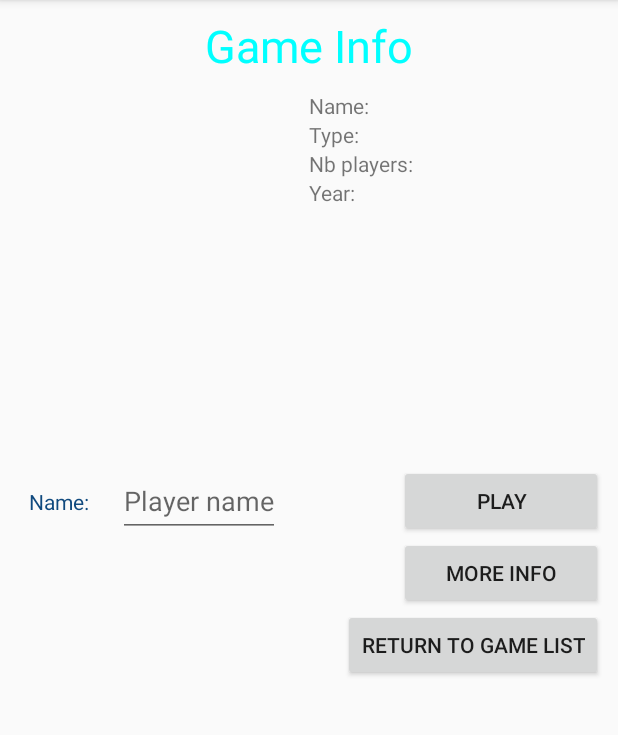
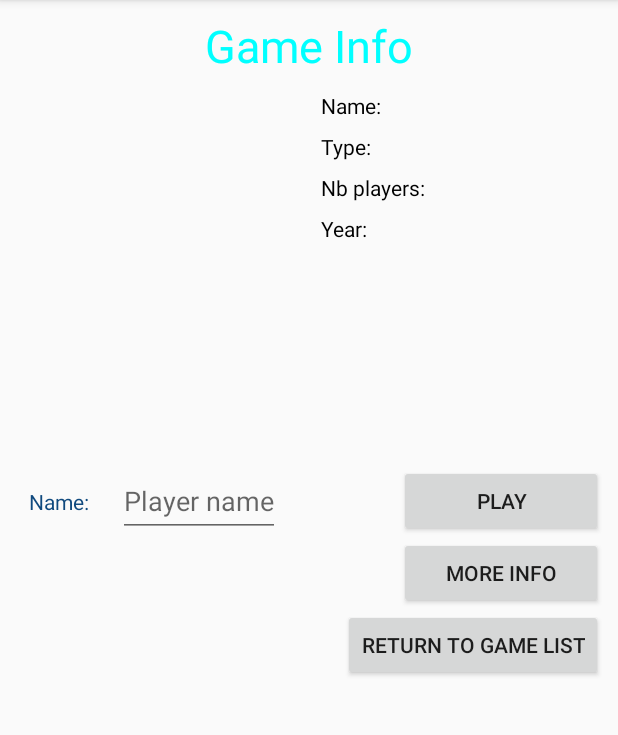
Before and after one commit to BLLORET/Gamebox2019, an Android app: the fragment GameDetailFragment placed in its activity, on a phone screen of 412 x 824 dp, the part 84-819 px from its top. Run offline under Robolectric (Android 15) with nearby library versions, the phone set to English and light mode, and no system bars; pictures from the network do not load; 2 statements that could not run were skipped.

Commit message:
[GAME_DETAIL] update

```diff
--- a/Gamebox2019/app/src/main/res/layout/fragment_game_detail.xml
+++ b/Gamebox2019/app/src/main/res/layout/fragment_game_detail.xml
@@ -36,7 +36,7 @@
             app:layout_constraintEnd_toStartOf="@id/detailGuideV"
             android:layout_marginTop="10dp"
             android:id="@+id/image"
-    />
+            android:layout_marginEnd="8dp"/>
 
     <TextView
             android:layout_width="wrap_content"
@@ -45,7 +45,7 @@
             app:layout_constraintLeft_toRightOf="@id/detailGuideV"
             android:id="@+id/name"
             android:text="@string/name"
-    />
+            android:layout_marginLeft="8dp" android:textColor="#000000"/>
     <TextView
             android:layout_width="wrap_content"
             android:layout_height="wrap_content"
@@ -61,7 +61,7 @@
             app:layout_constraintLeft_toRightOf="@id/detailGuideV"
             android:id="@+id/type"
             android:text="@string/type"
-    />
+            android:layout_marginLeft="8dp" android:textColor="#000000" android:layout_marginTop="8dp"/>
     <TextView
             android:layout_width="wrap_content"
             android:layout_height="wrap_content"
@@ -69,7 +69,7 @@
             app:layout_constraintLeft_toRightOf="@id/type"
             android:layout_marginLeft="5dp"
             android:id="@+id/typeObj"
-    />
+            android:layout_marginTop="8dp"/>
     <TextView
             android:layout_width="wrap_content"
             android:layout_height="wrap_content"
@@ -77,7 +77,7 @@
             app:layout_constraintLeft_toRightOf="@id/detailGuideV"
             android:id="@+id/nbplayer"
             android:text="@string/nbplayer"
-    />
+            android:layout_marginLeft="8dp" android:textColor="#000000" android:layout_marginTop="8dp"/>
     <TextView
             android:layout_width="wrap_content"
             android:layout_height="wrap_content"
@@ -85,7 +85,7 @@
             app:layout_constraintLeft_toRightOf="@id/nbplayer"
             android:layout_marginLeft="5dp"
             android:id="@+id/nbplayerObj"
-    />
+            android:layout_marginTop="8dp"/>
     <TextView
             android:layout_width="wrap_content"
             android:layout_height="wrap_content"
@@ -93,14 +93,14 @@
             app:layout_constraintLeft_toRightOf="@id/detailGuideV"
             android:id="@+id/year"
             android:text="@string/year"
-    />
+            android:layout_marginLeft="8dp" android:textColor="#000000" android:layout_marginTop="8dp"/>
     <TextView
             android:layout_width="wrap_content"
             android:layout_height="wrap_content"
             app:layout_constraintTop_toBottomOf="@+id/nbplayer"
             app:layout_constraintLeft_toRightOf="@id/year"
             android:id="@+id/yearObj"
-    />
+            android:layout_marginTop="8dp"/>
 
     <TextView
             android:layout_width="wrap_content"
```
